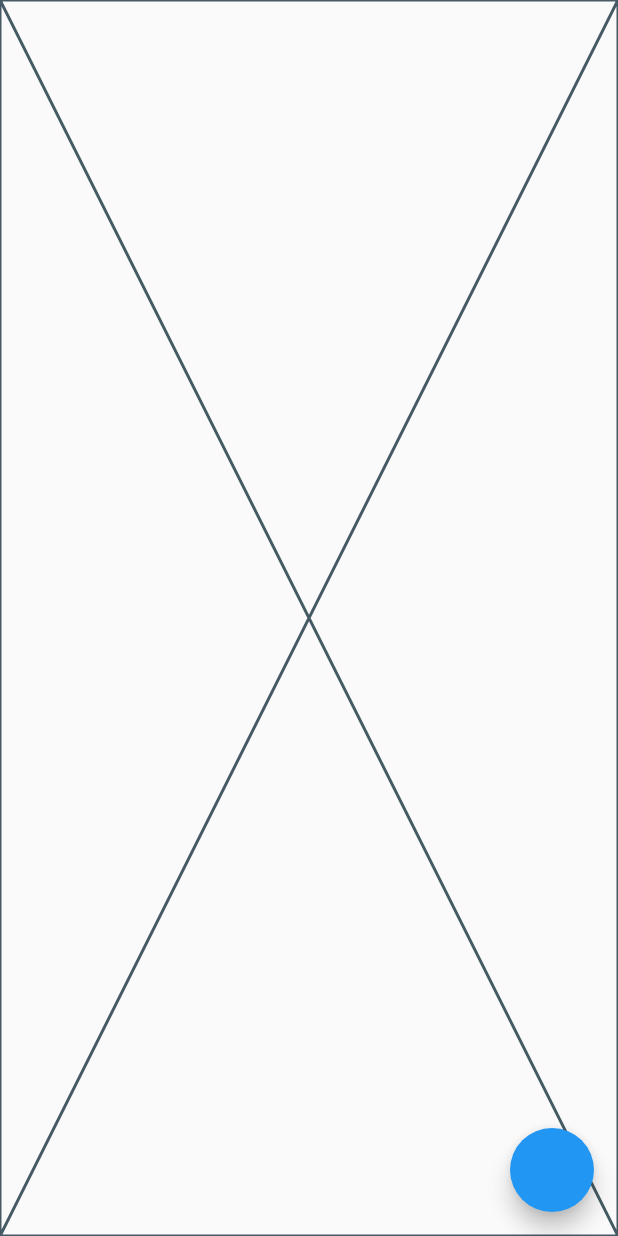
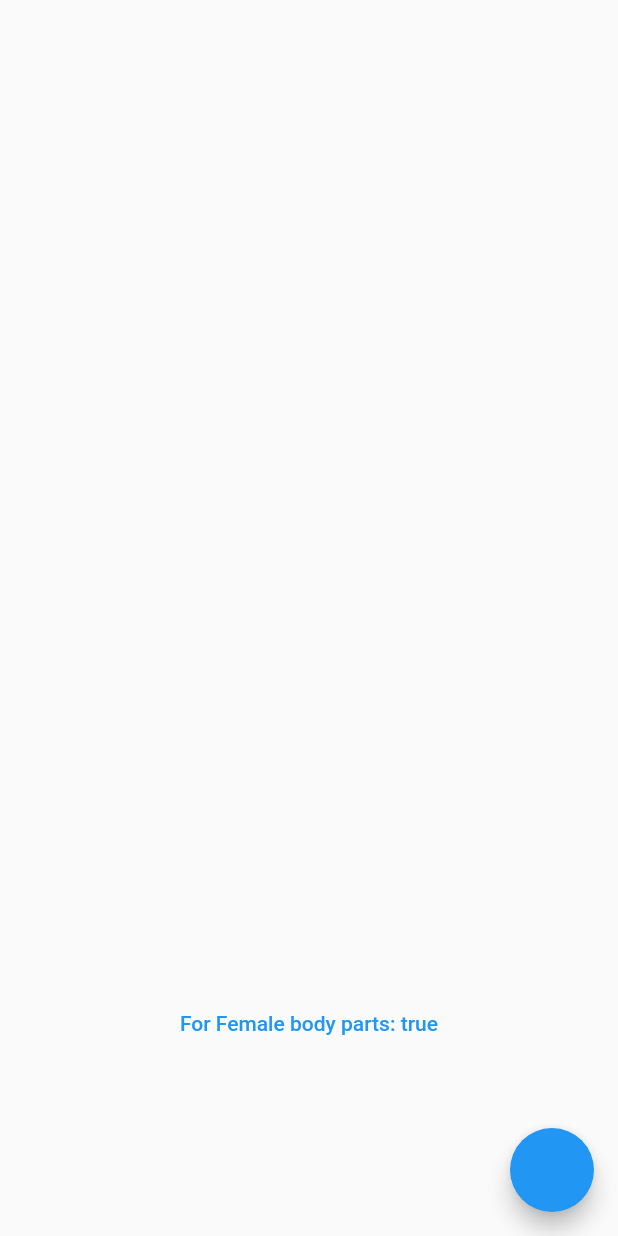
Before and after one commit to bgoncharuck/nudity-detection-playground, a Flutter app: the screen it shows after launch, on a phone screen of 412 x 824 dp. Run offline on Flutter 3.47's test engine with Material 2 defaults, Android fonts, the phone set to English and light mode, and no system bars; our stand-ins replace image_picker; missing offline and left inert: google_mlkit_image_labeling.

Commit message:
gender checker

```diff
--- a/lib/main.dart
+++ b/lib/main.dart
@@ -20,13 +20,41 @@ class MyApp extends StatelessWidget {
   }
 }
 
-class MyHomePage extends StatelessWidget {
+class MyHomePage extends StatefulWidget {
   const MyHomePage({super.key});
+
+  @override
+  State<MyHomePage> createState() => _MyHomePageState();
+}
+
+class _MyHomePageState extends State<MyHomePage> {
+  String verdict = '';
+  bool isFemale = true;
 
   @override
   Widget build(BuildContext context) {
     return Scaffold(
-      body: const SafeArea(child: Placeholder()),
+      body: SafeArea(
+        child: Stack(
+          children: [
+            Center(
+              child: Text(verdict),
+            ),
+            Align(
+              alignment: Alignment.bottomCenter,
+              child: Padding(
+                padding: EdgeInsets.only(bottom: MediaQuery.of(context).size.height / 7),
+                child: TextButton(
+                  child: Text('For Female body parts: $isFemale'),
+                  onPressed: () {
+                    setState(() => isFemale = !isFemale);
+                  },
+                ),
+              ),
+            ),
+          ],
+        ),
+      ),
       floatingActionButton: FloatingActionButton(
         onPressed: () async {
           final image = await ImagePicker().pickImage(
@@ -39,8 +67,14 @@ class MyHomePage extends StatelessWidget {
             return;
           }
 
-          final result = await const DetectNudity().execute(params: image.path);
-          debugPrint('Nudity is ${result.toString()}');
+          final result = await const DetectNudity().execute(
+            params: DetectNudityParams(
+              imagePath: image.path,
+              isFemale: isFemale,
+            ),
+          );
+          // debugPrint('Nudity is ${result.toString()}');
+          setState(() => verdict = 'Nudity is ${result.toString()}');
         },
       ),
     );
--- a/lib/services/nudity_detector.dart
+++ b/lib/services/nudity_detector.dart
@@ -6,7 +6,6 @@ import 'package:google_mlkit_image_labeling/google_mlkit_image_labeling.dart';
 
 const double thresholdForMales = 0.4335938;
 const double thresholdForFemales = 0.6;
-double threshold = thresholdForFemales;
 
 enum NudityInImageCheckResult {
   nudity,
@@ -20,9 +19,11 @@ enum NudityInImageCheckResult {
 Future<NudityInImageCheckResult> useNudityDetectModelOnImage({
   required String imagePath,
   required String modelPath,
+  bool isFemale = true,
 }) async {
   late final InputImage image;
   late final String assetPath;
+  final threshold = isFemale ? thresholdForFemales : thresholdForMales;
 
   try {
     assetPath = await assetToFile(modelPath);
--- a/lib/use_cases/detect_nudity.dart
+++ b/lib/use_cases/detect_nudity.dart
@@ -1,14 +1,21 @@
 import 'i_use_case.dart';
 import '/services/nudity_detector.dart';
 
-class DetectNudity with IUseCase<bool, String> {
+class DetectNudityParams {
+  const DetectNudityParams({required this.imagePath, required this.isFemale});
+  final String imagePath;
+  final bool isFemale;
+}
+
+class DetectNudity with IUseCase<bool, DetectNudityParams> {
   const DetectNudity();
 
   @override
-  Future<bool> execute({required String params}) async {
+  Future<bool> execute({required DetectNudityParams params}) async {
     final result = await useNudityDetectModelOnImage(
-      imagePath: params,
+      imagePath: params.imagePath,
       modelPath: 'assets/ml/nudity_finder.tflite',
+      isFemale: params.isFemale,
     );
 
     if (result == NudityInImageCheckResult.nudity) {
```
